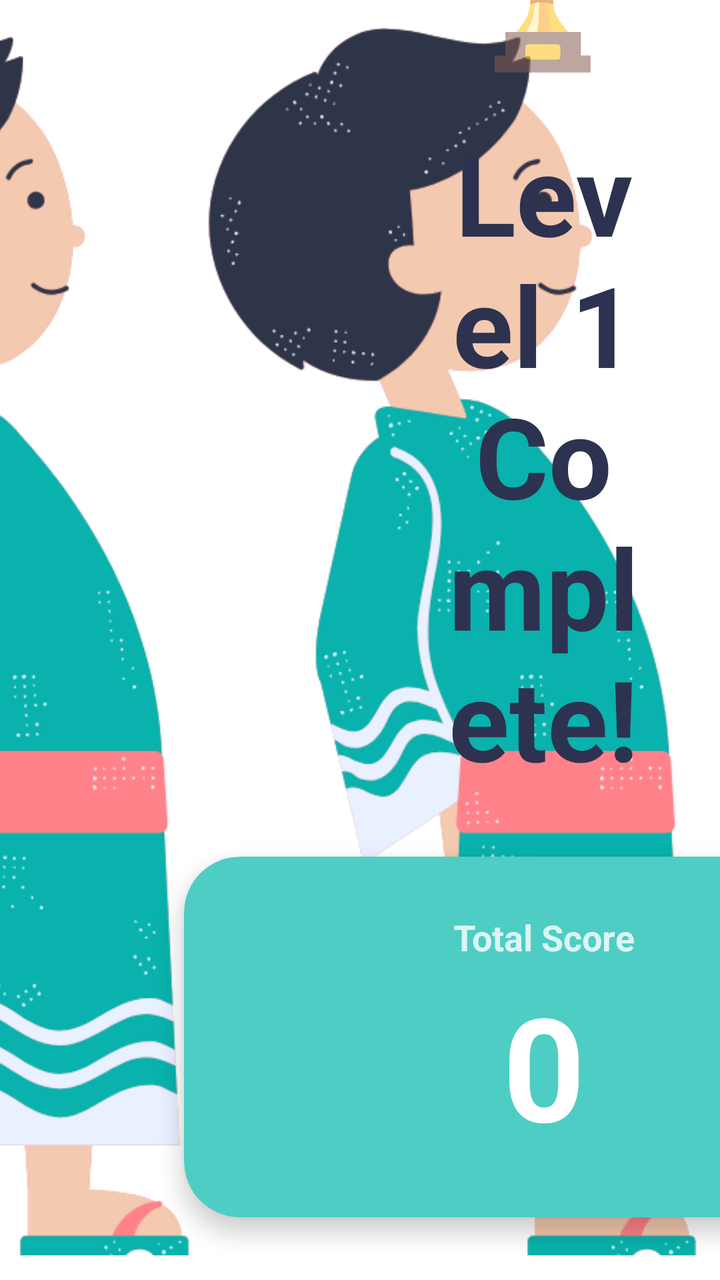
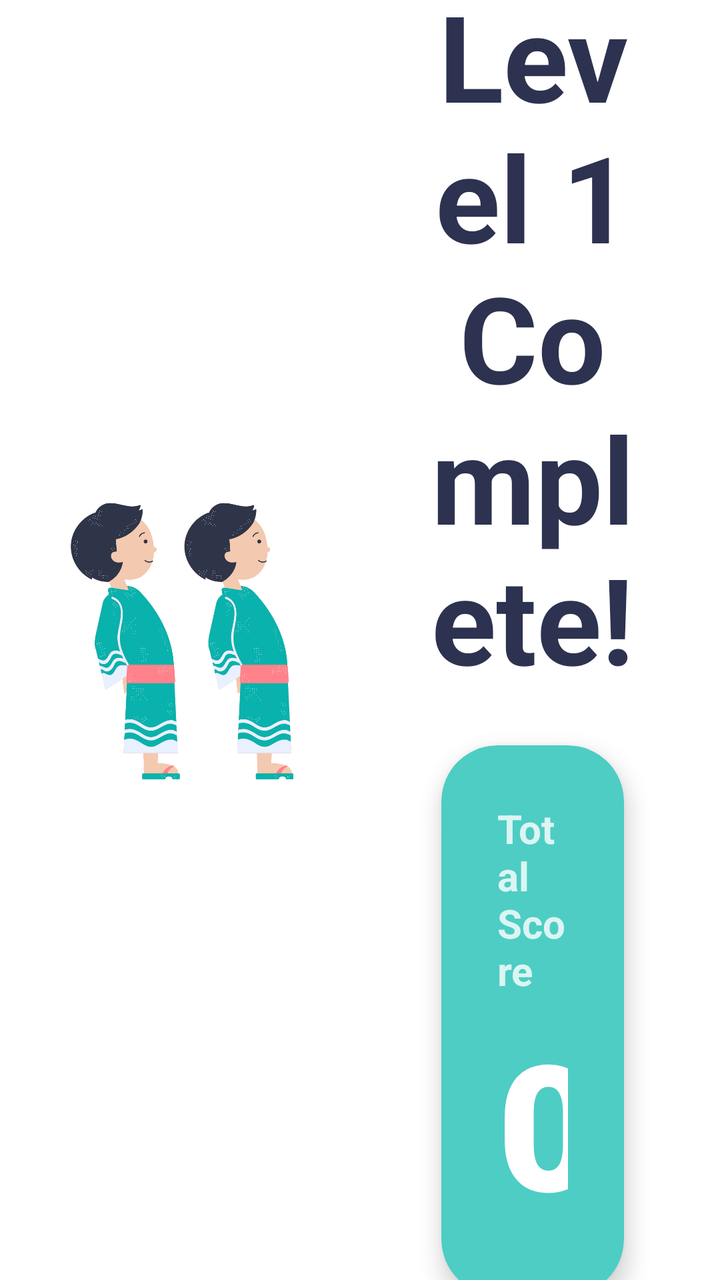

Compare the two renders of this Android layout. The source of the first and the diff that turns it into the second are given below.
<!-- AndroidManifest.xml: application theme Theme.RoboMove -->
<!-- res/layout/activity_level_complete.xml -->
<?xml version="1.0" encoding="utf-8"?>
<androidx.constraintlayout.widget.ConstraintLayout
    xmlns:android="http://schemas.android.com/apk/res/android"
    xmlns:app="http://schemas.android.com/apk/res-auto"
    android:layout_width="match_parent"
    android:layout_height="match_parent"
    android:background="@color/robomove_white">

    
    <ImageView
        android:id="@+id/iv_level_complete"
        android:layout_width="521dp"
        android:layout_height="615dp"
        android:layout_marginStart="32dp"
        android:layout_marginTop="48dp"
        android:layout_marginEnd="24dp"
        android:layout_marginBottom="48dp"
        android:scaleType="centerCrop"
        android:src="@drawable/level_complete"
        app:layout_constraintBottom_toBottomOf="parent"
        app:layout_constraintEnd_toStartOf="@id/guideline_center"
        app:layout_constraintStart_toStartOf="parent"
        app:layout_constraintTop_toTopOf="parent" />

    
    <androidx.constraintlayout.widget.Guideline
        android:id="@+id/guideline_center"
        android:layout_width="wrap_content"
        android:layout_height="wrap_content"
        android:orientation="vertical"
        app:layout_constraintGuide_percent="0.51" />

    

    <TextView
        android:id="@+id/tv_trophy"
        android:layout_width="wrap_content"
        android:layout_height="wrap_content"
        android:text="🏆"
        android:textSize="90sp"
        app:layout_constraintTop_toTopOf="parent"
        app:layout_constraintBottom_toTopOf="@id/tv_complete_title"
        app:layout_constraintStart_toEndOf="@id/guideline_center"
        app:layout_constraintEnd_toEndOf="parent"
        app:layout_constraintVertical_chainStyle="packed"
        android:layout_marginBottom="16dp"/>

    <TextView
        android:id="@+id/tv_complete_title"
        android:layout_width="0dp"
        android:layout_height="wrap_content"
        android:text="Level 1 Complete!"
        android:textColor="@color/robomove_navy"
        android:textSize="56sp"
        android:textStyle="bold"
        android:gravity="center"
        android:layout_marginStart="32dp"
        android:layout_marginEnd="32dp"
        app:layout_constraintTop_toBottomOf="@id/tv_trophy"
        app:layout_constraintBottom_toTopOf="@id/card_score"
        app:layout_constraintStart_toEndOf="@id/guideline_center"
        app:layout_constraintEnd_toEndOf="parent"
        android:layout_marginBottom="32dp"/>

    <androidx.cardview.widget.CardView
        android:id="@+id/card_score"
        android:layout_width="360dp"
        android:layout_height="wrap_content"
        app:cardCornerRadius="28dp"
        app:cardBackgroundColor="@color/robomove_teal"
        app:cardElevation="6dp"
        app:layout_constraintTop_toBottomOf="@id/tv_complete_title"
        app:layout_constraintBottom_toTopOf="@id/tv_encouragement"
        app:layout_constraintStart_toEndOf="@id/guideline_center"
        app:layout_constraintEnd_toEndOf="parent"
        android:layout_marginBottom="28dp">

        <LinearLayout
            android:layout_width="match_parent"
            android:layout_height="wrap_content"
            android:orientation="vertical"
            android:gravity="center"
            android:padding="28dp">

            <TextView
                android:layout_width="wrap_content"
                android:layout_height="wrap_content"
                android:text="Total Score"
                android:textColor="#CCFFFFFF"
                android:textSize="18sp"
                android:textStyle="bold"/>

            <TextView
                android:id="@+id/tv_score"
                android:layout_width="wrap_content"
                android:layout_height="wrap_content"
                android:text="0"
                android:textColor="@color/robomove_white"
                android:textSize="72sp"
                android:textStyle="bold"
                android:layout_marginTop="4dp"/>
        </LinearLayout>
    </androidx.cardview.widget.CardView>

    <TextView
        android:id="@+id/tv_encouragement"
        android:layout_width="0dp"
        android:layout_height="wrap_content"
        android:text="Amazing work! Keep it up!"
        android:textColor="@color/robomove_navy"
        android:textSize="22sp"
        android:textStyle="bold"
        android:gravity="center"
        android:layout_marginStart="32dp"
        android:layout_marginEnd="32dp"
        app:layout_constraintTop_toBottomOf="@id/card_score"
        app:layout_constraintBottom_toBottomOf="parent"
        app:layout_constraintStart_toEndOf="@id/guideline_center"
        app:layout_constraintEnd_toEndOf="parent"/>

</androidx.constraintlayout.widget.ConstraintLayout>
<!-- resources referenced by this layout -->
<resources>
  <color name="robomove_navy">#2D3250</color>
  <color name="robomove_teal">#4ECDC4</color>
  <color name="robomove_white">#FFFFFF</color>
  <!-- drawable level_complete: png bitmap (drawable, 83464 bytes) -->
  <style name="Theme.RoboMove" parent="Theme.MaterialComponents.DayNight.NoActionBar">
          <item name="colorPrimary">@color/robomove_navy</item>
          <item name="colorPrimaryVariant">@color/robomove_navy</item>
          <item name="colorOnPrimary">@color/robomove_white</item>
          <item name="colorSecondary">@color/robomove_yellow</item>
          <item name="android:windowBackground">@color/robomove_white</item>
      </style>
  <color name="robomove_yellow">#F5C842</color>
</resources>

<!-- the commit's change to res/layout/activity_level_complete.xml (unified diff, before → after) -->
@@ -9,18 +9,18 @@
     
     <ImageView
         android:id="@+id/iv_level_complete"
-        android:layout_width="521dp"
-        android:layout_height="615dp"
+        android:layout_width="0dp"
+        android:layout_height="0dp"
         android:layout_marginStart="32dp"
-        android:layout_marginTop="48dp"
+        android:layout_marginTop="32dp"
         android:layout_marginEnd="24dp"
-        android:layout_marginBottom="48dp"
-        android:scaleType="centerCrop"
+        android:layout_marginBottom="32dp"
+        android:scaleType="fitCenter"
         android:src="@drawable/level_complete"
         app:layout_constraintBottom_toBottomOf="parent"
         app:layout_constraintEnd_toStartOf="@id/guideline_center"
         app:layout_constraintStart_toStartOf="parent"
-        app:layout_constraintTop_toTopOf="parent" />
+        app:layout_constraintTop_toTopOf="parent"/>
 
     
     <androidx.constraintlayout.widget.Guideline
@@ -28,7 +28,7 @@
         android:layout_width="wrap_content"
         android:layout_height="wrap_content"
         android:orientation="vertical"
-        app:layout_constraintGuide_percent="0.51" />
+        app:layout_constraintGuide_percent="0.48"/>
 
     
 
@@ -37,13 +37,13 @@
         android:layout_width="wrap_content"
         android:layout_height="wrap_content"
         android:text="🏆"
-        android:textSize="90sp"
+        android:textSize="100sp"
+        android:layout_marginBottom="12dp"
         app:layout_constraintTop_toTopOf="parent"
         app:layout_constraintBottom_toTopOf="@id/tv_complete_title"
         app:layout_constraintStart_toEndOf="@id/guideline_center"
         app:layout_constraintEnd_toEndOf="parent"
-        app:layout_constraintVertical_chainStyle="packed"
-        android:layout_marginBottom="16dp"/>
+        app:layout_constraintVertical_chainStyle="packed"/>
 
     <TextView
         android:id="@+id/tv_complete_title"
@@ -51,29 +51,31 @@
         android:layout_height="wrap_content"
         android:text="Level 1 Complete!"
         android:textColor="@color/robomove_navy"
-        android:textSize="56sp"
+        android:textSize="60sp"
         android:textStyle="bold"
         android:gravity="center"
         android:layout_marginStart="32dp"
         android:layout_marginEnd="32dp"
+        android:layout_marginBottom="24dp"
         app:layout_constraintTop_toBottomOf="@id/tv_trophy"
         app:layout_constraintBottom_toTopOf="@id/card_score"
         app:layout_constraintStart_toEndOf="@id/guideline_center"
-        app:layout_constraintEnd_toEndOf="parent"
-        android:layout_marginBottom="32dp"/>
+        app:layout_constraintEnd_toEndOf="parent"/>
 
     <androidx.cardview.widget.CardView
         android:id="@+id/card_score"
-        android:layout_width="360dp"
+        android:layout_width="0dp"
         android:layout_height="wrap_content"
+        android:layout_marginStart="48dp"
+        android:layout_marginEnd="48dp"
+        android:layout_marginBottom="24dp"
         app:cardCornerRadius="28dp"
         app:cardBackgroundColor="@color/robomove_teal"
         app:cardElevation="6dp"
         app:layout_constraintTop_toBottomOf="@id/tv_complete_title"
         app:layout_constraintBottom_toTopOf="@id/tv_encouragement"
         app:layout_constraintStart_toEndOf="@id/guideline_center"
-        app:layout_constraintEnd_toEndOf="parent"
-        android:layout_marginBottom="28dp">
+        app:layout_constraintEnd_toEndOf="parent">
 
         <LinearLayout
             android:layout_width="match_parent"
@@ -87,7 +89,7 @@
                 android:layout_height="wrap_content"
                 android:text="Total Score"
                 android:textColor="#CCFFFFFF"
-                android:textSize="18sp"
+                android:textSize="20sp"
                 android:textStyle="bold"/>
 
             <TextView
@@ -96,8 +98,9 @@
                 android:layout_height="wrap_content"
                 android:text="0"
                 android:textColor="@color/robomove_white"
-                android:textSize="72sp"
+                android:textSize="88sp"
                 android:textStyle="bold"
+                android:fontFamily="sans-serif-black"
                 android:layout_marginTop="4dp"/>
         </LinearLayout>
     </androidx.cardview.widget.CardView>
@@ -108,7 +111,7 @@
         android:layout_height="wrap_content"
         android:text="Amazing work! Keep it up!"
         android:textColor="@color/robomove_navy"
-        android:textSize="22sp"
+        android:textSize="26sp"
         android:textStyle="bold"
         android:gravity="center"
         android:layout_marginStart="32dp"
